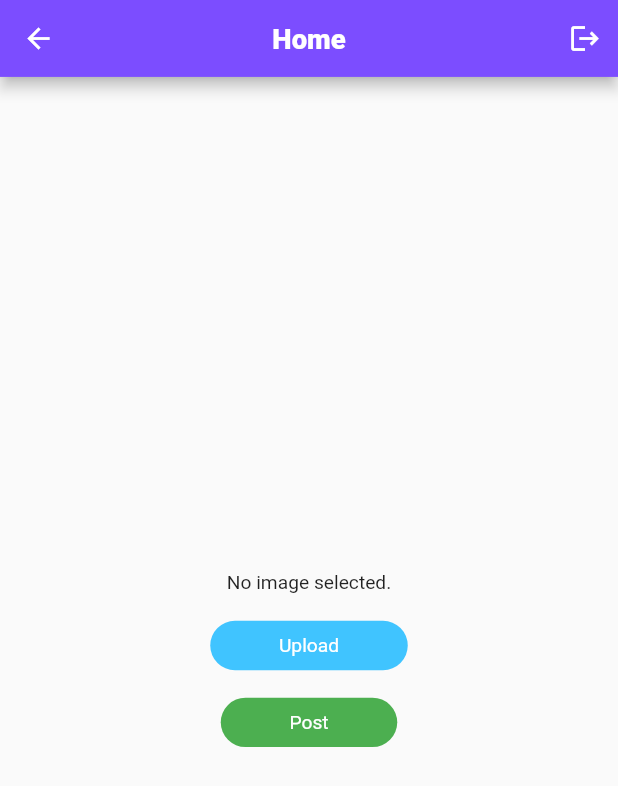
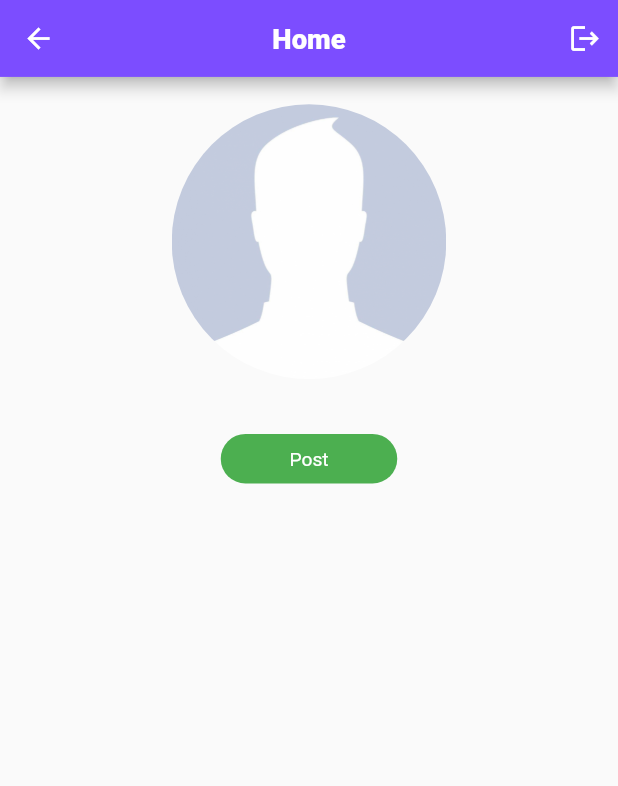
Before and after one commit to Paolo-sys-ux/social_media_app, a Flutter app: the Home screen opened by its route, on a phone screen of 412 x 824 dp. Shown: the top 786 px of the screen. Run offline on Flutter 3.47's test engine with Material 2 defaults, Android fonts, the phone set to English and light mode, and no system bars; our stand-ins replace bloc, cloud_firestore, dio, firebase_auth, firebase_core, firebase_storage and 5 more; missing offline and left inert: flutter_facebook_login, flutter_image; accounts and stored records are empty; Roboto replaces fonts that are missing (Manrope).

Commit message:
post image, display

```diff
--- /dev/null
+++ b/social_media_app/lib/bloc/display_post/display_post_event.dart
@@ -0,0 +1,8 @@
+part of 'display_post_bloc.dart';
+
+@immutable
+abstract class DisplayPostEvent {}
+
+class DisplayData extends DisplayPostEvent {
+  DisplayData();
+}
--- /dev/null
+++ b/social_media_app/lib/bloc/display_post/display_post_state.dart
@@ -0,0 +1,21 @@
+part of 'display_post_bloc.dart';
+
+@immutable
+abstract class DisplayPostState {}
+
+class DisplayPostInitial extends DisplayPostState {}
+
+class DisplayPostLoading extends DisplayPostState {}
+
+class DisplayPostFetch extends DisplayPostState {
+  List post;
+  DisplayPostFetch(this.post);
+}
+
+class DisplayPostDone extends DisplayPostState {}
+
+class DisplayPostError extends DisplayPostState {
+  final String errorMessage;
+
+  DisplayPostError({this.errorMessage});
+}
--- a/social_media_app/lib/bloc/upload_image/upload_image_event.dart
+++ b/social_media_app/lib/bloc/upload_image/upload_image_event.dart
@@ -7,3 +7,7 @@ class UploadImage extends UploadImageEvent {
   File image;
   UploadImage({this.image});
 }
+
+class ViewImage extends UploadImageEvent {
+  ViewImage();
+}
--- a/social_media_app/lib/constants/navigation_bar.dart
+++ b/social_media_app/lib/constants/navigation_bar.dart
@@ -1,7 +1,9 @@
 import 'package:flutter/material.dart';
 import 'package:animations/animations.dart';
+import 'package:social_media_app/bloc/upload_image/upload_image_bloc.dart';
 import 'package:social_media_app/screen/home/home.dart';
 import 'package:social_media_app/screen/signin/signin.dart';
+import 'package:social_media_app/view_data/view_data.dart';
 
 import 'style.dart';
 
@@ -15,6 +17,7 @@ class _NavigationBarState extends State<NavigationBar> {
 
   final List<Widget> _screens = [
     Home(),
+    ViewData(),
   ];
 
   void onTabTapped(int index) {
--- a/social_media_app/lib/main.dart
+++ b/social_media_app/lib/main.dart
@@ -2,12 +2,14 @@ import 'package:firebase_core/firebase_core.dart';
 import 'package:flutter/material.dart';
 import 'package:flutter_bloc/flutter_bloc.dart';
 import 'package:responsive_framework/responsive_framework.dart';
+import 'package:social_media_app/bloc/display_post/display_post_bloc.dart';
 import 'package:social_media_app/bloc/facebook/facebook_bloc.dart';
 import 'package:social_media_app/bloc/google/google_bloc.dart';
 import 'package:social_media_app/bloc/upload_image/upload_image_bloc.dart';
 import 'package:social_media_app/constants/navigation_bar.dart';
 import 'package:social_media_app/screen/home/home.dart';
 import 'package:social_media_app/screen/signin/signin.dart';
+import 'package:social_media_app/view_data/view_data.dart';
 
 void main() async {
   WidgetsFlutterBinding.ensureInitialized();
@@ -29,6 +31,9 @@ class MyApp extends StatelessWidget {
         BlocProvider<UploadImageBloc>(
           create: (BuildContext context) => UploadImageBloc(),
         ),
+        BlocProvider<DisplayPostBloc>(
+          create: (BuildContext context) => DisplayPostBloc(),
+        ),
       ],
       child: MaterialApp(
         initialRoute: '/',
@@ -36,6 +41,7 @@ class MyApp extends StatelessWidget {
           '/signup': (context) => SignIn(),
           '/home': (context) => Home(),
           '/navigationbar': (context) => NavigationBar(),
+          '/viewdata': (context) => ViewData(),
         },
         builder: (context, widget) => ResponsiveWrapper.builder(
           BouncingScrollWrapper.builder(context, widget),
--- a/social_media_app/lib/screen/home/home.dart
+++ b/social_media_app/lib/screen/home/home.dart
@@ -18,17 +18,6 @@ class Home extends StatefulWidget {
 class _HomeState extends State<Home> {
   File _image;
   final picker = ImagePicker();
-
-  // Future uploadImageToFirebase(BuildContext context) async {
-  //   String fileName = basename.basename(_image.path);
-  //   Reference firebaseStorageRef =
-  //       FirebaseStorage.instance.ref().child('uploads/$fileName');
-  //   UploadTask uploadTask = firebaseStorageRef.putFile(_image);
-  //   TaskSnapshot taskSnapshot = await uploadTask;
-  //   taskSnapshot.ref.getDownloadURL().then(
-  //         (value) => print("Done: $value"),
-  //       );
-  // }
 
   Future getImage() async {
     Navigator.pop(context);
@@ -108,36 +97,45 @@ class _HomeState extends State<Home> {
               })
         ],
       ),
-      body: Center(
+      body: SingleChildScrollView(
+        child: Center(
           child: Column(
-          mainAxisAlignment: MainAxisAlignment.center,
+            crossAxisAlignment: CrossAxisAlignment.center,
             children: [
               SizedBox(
                 height: 20,
               ),
-            _image == null ? Text('No image selected.') : Image.file(_image),
-            SizedBox(
-              height: 20,
-            ),
-            InkWell(
+              _image == null
+                  ? InkWell(
                       onTap: () {
                         selectImage(context);
                       },
-              child: Container(
-                  decoration: BoxDecoration(
-                    color: Colors.lightBlueAccent,
-                    borderRadius: BorderRadius.all(
-                      Radius.circular(20),
+                      child: ClipRRect(
+                        borderRadius: BorderRadius.all(Radius.circular(200)),
+                        child: Image.asset(
+                          'assets/images/default.jpg',
+                          height: 200,
+                          width: 200,
+                          fit: BoxFit.cover,
                         ),
                       ),
-                  child: Padding(
-                    padding: const EdgeInsets.only(
-                        top: 10, bottom: 10, left: 50, right: 50),
-                    child: Text(
-                      'Upload',
-                      style: TextStyle(color: Colors.white),
+                    )
+                  : InkWell(
+                      onTap: () {
+                        selectImage(context);
+                      },
+                      child: ClipRRect(
+                        borderRadius: BorderRadius.all(Radius.circular(200)),
+                        child: Image.file(
+                          _image,
+                          height: 200,
+                          width: 200,
+                          fit: BoxFit.cover,
                         ),
-                  )),
+                      ),
+                    ),
+              SizedBox(
+                height: 20,
               ),
               SizedBox(
                 height: 20,
@@ -173,8 +171,34 @@ class _HomeState extends State<Home> {
                             color: Colors.grey,
                             size: 50.0,
                           );
+                        } else if (state is UploadImageDone) {
+                          return Row(
+                            mainAxisAlignment: MainAxisAlignment.center,
+                            children: [
+                              SizedBox(
+                                height: 10,
+                              ),
+                              Icon(
+                                Icons.check,
+                                color: Colors.green,
+                              ),
+                              Text('${state.doneMessage}'),
+                            ],
+                          );
                         } else if (state is UploadImageError) {
-                        return Text('Error uploading');
+                          return Row(
+                            mainAxisAlignment: MainAxisAlignment.center,
+                            children: [
+                              SizedBox(
+                                height: 10,
+                              ),
+                              Icon(
+                                Icons.close,
+                                color: Colors.red,
+                              ),
+                              Text('${state.errorMessage}'),
+                            ],
+                          );
                         }
                         return Text('');
                       },
@@ -185,6 +209,7 @@ class _HomeState extends State<Home> {
             ],
           ),
         ),
+      ),
     );
   }
 }
```
Also changed, not shown: social_media_app/lib/bloc/delete_post/delete_post_bloc.dart (added, +32 -0 lines), social_media_app/lib/bloc/delete_post/delete_post_event.dart (added, +10 -0 lines), social_media_app/lib/bloc/delete_post/delete_post_state.dart (added, +12 -0 lines), social_media_app/lib/bloc/display_post/display_post_bloc.dart (added, +34 -0 lines), social_media_app/lib/bloc/image_catcher/image_catcher_bloc.dart (added, +22 -0 lines), social_media_app/lib/bloc/image_catcher/image_catcher_event.dart (added, +8 -0 lines), social_media_app/lib/bloc/image_catcher/image_catcher_state.dart (added, +10 -0 lines), social_media_app/lib/bloc/upload_image/upload_image_bloc.dart (+18 -2 lines), social_media_app/lib/view_data/view_data.dart (added, +115 -0 lines), social_media_app/pubspec.yaml (+7 -3 lines), social_media_app/assets/images/default.jpg (added), social_media_app/pubspec.lock. Lines whose indentation alone changed are shown as unchanged.
